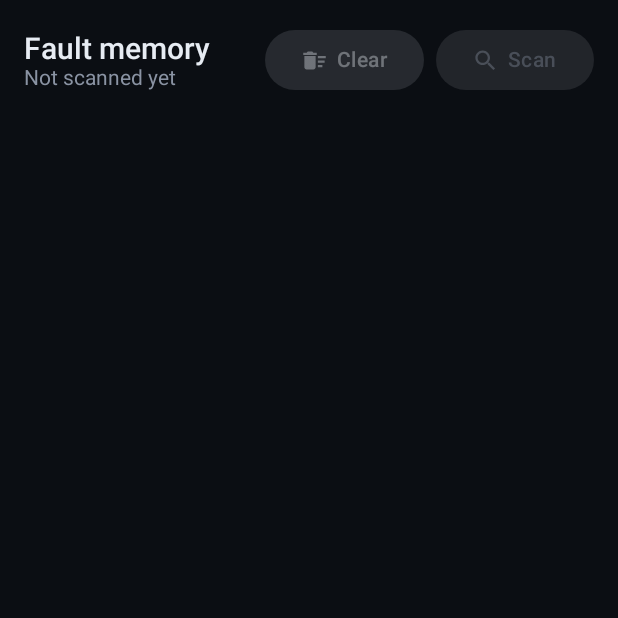
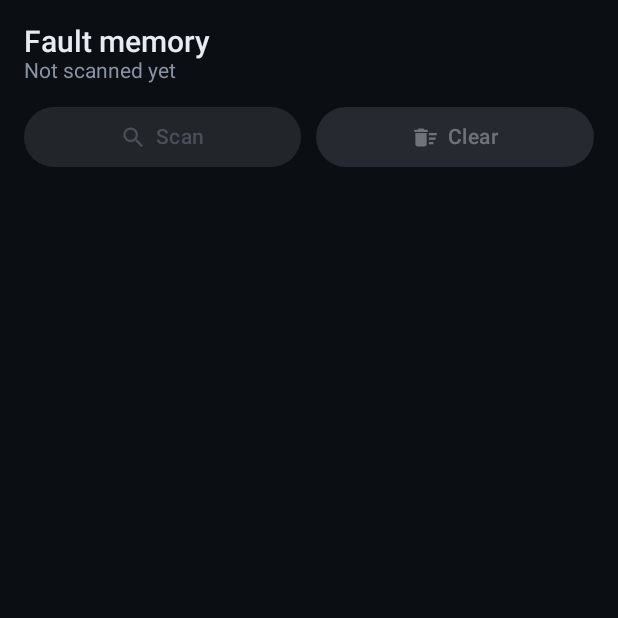
Before and after one commit to brstic/owis-android, an Android app built with Jetpack Compose: the composable ScanScreen shown on its own in the app's theme, on a phone screen of 412 x 824 dp, the top half of it. Run offline under Robolectric (Android 15) with nearby library versions, the phone set to English and light mode, and no system bars; 2 statements that could not run were skipped.

Commit message:
Fix Faults header wrapping; add op2-cli (runs the engine on a real OpenPort 2.0); new screenshots
- Faults header no longer wraps/clips: the title "Fault memory" is full-width (maxLines 1) with the Scan/Clear
  buttons on a row below, instead of being squeezed beside them.
- tools/op2-cli: a macOS/Linux bench CLI that drives the OWIS engine against a real OpenPort 2.0 over its serial
  port, reusing the vendored op2lib/op2.c. Verified against a physical adapter (firmware 1.17.4877): the CAN
  channel opened and the VIN request went out on real hardware.
- Replaced the README screenshots with fixed-layout, real-resolution ones (Home from a real Moto G60; populated
  views from a replayed, VIN-redacted session).

```diff
--- a/app/src/main/java/com/owis/diag/ui/screen/ScanScreen.kt
+++ b/app/src/main/java/com/owis/diag/ui/screen/ScanScreen.kt
@@ -12,6 +12,7 @@ import androidx.compose.runtime.*
 import androidx.compose.ui.Alignment
 import androidx.compose.ui.Modifier
 import androidx.compose.ui.unit.dp
+import androidx.compose.ui.text.style.TextOverflow
 import com.owis.diag.UiState
 import com.owis.diag.data.ModuleScan
 import com.owis.diag.ui.*
@@ -20,20 +21,21 @@ import com.owis.diag.ui.theme.*
 @Composable
 fun ScanScreen(ui: UiState, onScan: () -> Unit, onClearAll: () -> Unit) {
     Column(Modifier.fillMaxSize()) {
-        Row(Modifier.fillMaxWidth().padding(16.dp), verticalAlignment = Alignment.CenterVertically) {
-            Column(Modifier.weight(1f)) {
-                Text("Fault memory", style = MaterialTheme.typography.titleLarge, color = OnBg)
-                val faults = ui.scan.sumOf { it.faults.size }
-                Text(if (ui.scan.isEmpty()) "Not scanned yet" else "${ui.scan.size} units • $faults faults",
-                    style = MaterialTheme.typography.bodyMedium, color = OnMuted)
-            }
+        Column(Modifier.fillMaxWidth().padding(16.dp)) {
+            Text("Fault memory", style = MaterialTheme.typography.titleLarge, color = OnBg,
+                maxLines = 1, overflow = TextOverflow.Ellipsis)
+            val faults = ui.scan.sumOf { it.faults.size }
+            Text(if (ui.scan.isEmpty()) "Not scanned yet" else "${ui.scan.size} units • $faults faults",
+                style = MaterialTheme.typography.bodyMedium, color = OnMuted)
+            Spacer(Modifier.height(12.dp))
             val live = ui.connected || ui.replaying
-            FilledTonalButton(onClick = onClearAll, enabled = ui.connected && !ui.busy) {
-                Icon(Icons.Filled.DeleteSweep, null, Modifier.size(18.dp)); Spacer(Modifier.width(6.dp)); Text("Clear")
-            }
-            Spacer(Modifier.width(8.dp))
-            Button(onClick = onScan, enabled = live && !ui.busy) {
-                Icon(Icons.Filled.Search, null, Modifier.size(18.dp)); Spacer(Modifier.width(6.dp)); Text("Scan")
+            Row(horizontalArrangement = Arrangement.spacedBy(10.dp)) {
+                Button(onClick = onScan, enabled = live && !ui.busy, modifier = Modifier.weight(1f)) {
+                    Icon(Icons.Filled.Search, null, Modifier.size(18.dp)); Spacer(Modifier.width(6.dp)); Text("Scan")
+                }
+                FilledTonalButton(onClick = onClearAll, enabled = ui.connected && !ui.busy, modifier = Modifier.weight(1f)) {
+                    Icon(Icons.Filled.DeleteSweep, null, Modifier.size(18.dp)); Spacer(Modifier.width(6.dp)); Text("Clear")
+                }
             }
         }
         if (ui.busy && ui.scan.isEmpty()) LinearProgressIndicator(Modifier.fillMaxWidth(), color = Accent)
```
Also changed, not shown: 7 other files.
